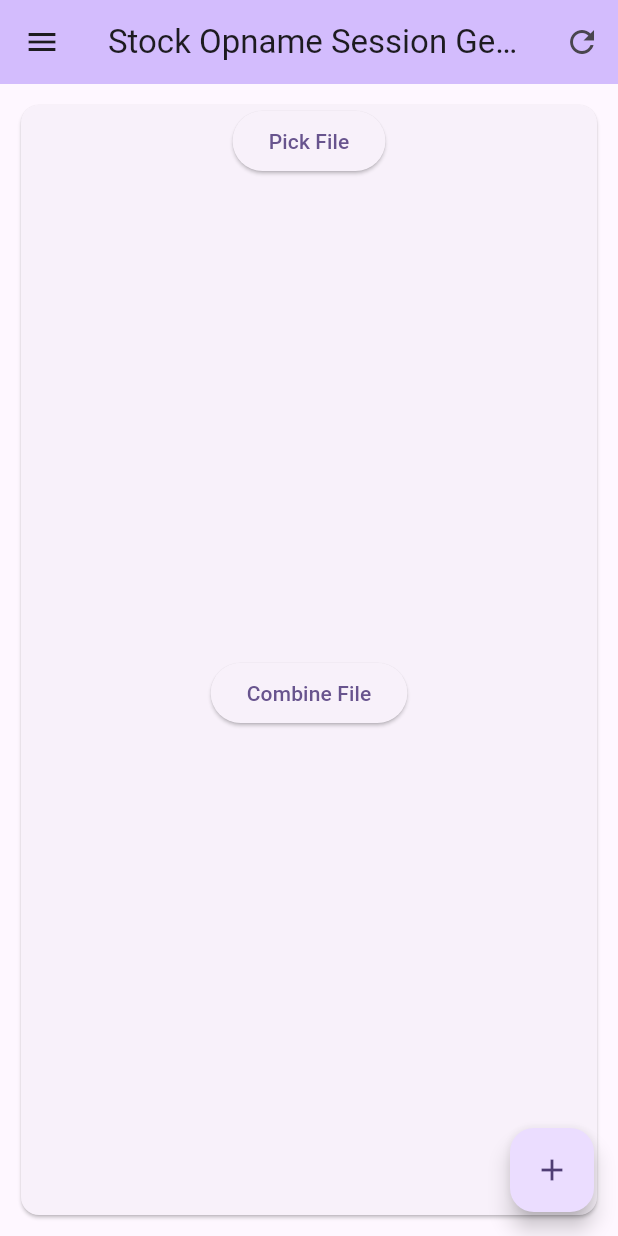
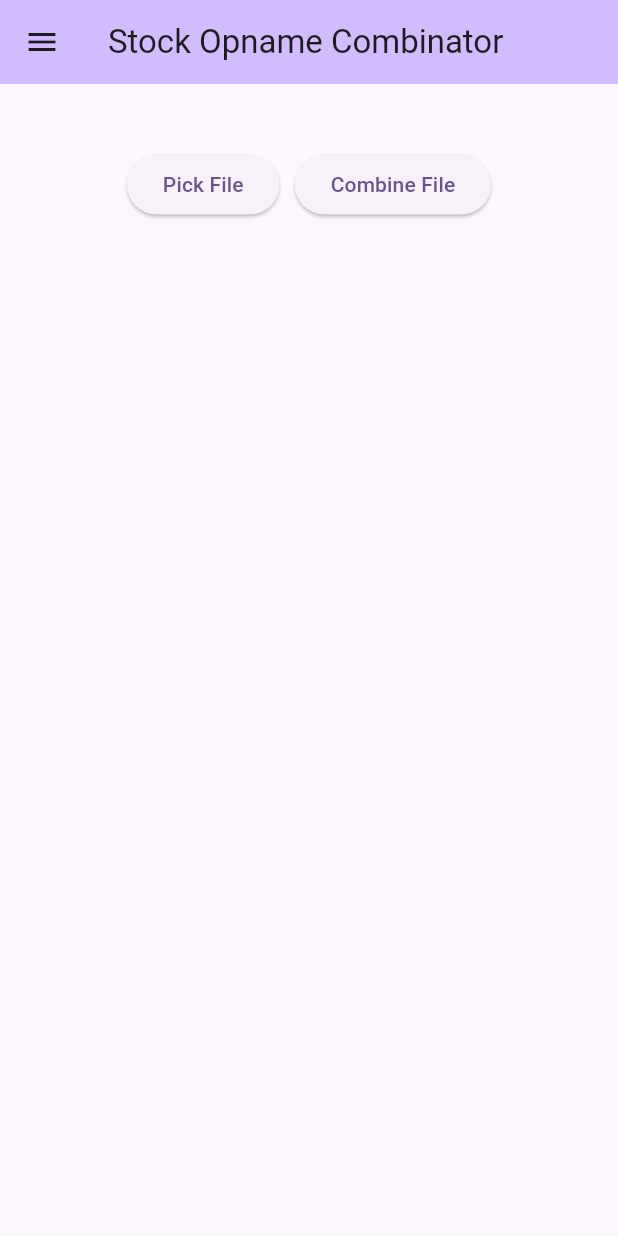
Before and after one commit to Sipoet/stock_opname_software, a Flutter app: the screen it shows after launch, in the side drawer, after a tap on "Opname Session Combinator", on a phone screen of 412 x 824 dp. Run offline on Flutter 3.47's test engine with Material 3 defaults, Android fonts, the phone set to English and light mode, and no system bars; drawn by our look-alikes of toastification; our stand-ins replace device_info_plus, file_picker, permission_handler, sqflite, sqflite_common_ffi; missing offline and left inert: downloadsfolder, excel; accounts and stored records are empty.

Commit message:
fix menu & route

```diff
--- /dev/null
+++ b/lib/modules/list_menu.dart
@@ -0,0 +1,62 @@
+import 'package:flutter/material.dart';
+import 'package:stock_opname_software/pages/home_page.dart';
+import 'package:stock_opname_software/pages/opname_session_combinator_page.dart';
+import 'package:provider/provider.dart';
+import 'package:sqflite/sqflite.dart';
+
+mixin ListMenu<T extends StatefulWidget> on State<T> {
+  Color get backgroundColor => Theme.of(context).colorScheme.inversePrimary;
+  Drawer menuDrawer(Database db, {activePage = 'opnameSession'}) {
+    var navigator = Navigator.of(context);
+    return Drawer(
+      child: ListView(children: [
+        const DrawerHeader(
+          decoration: BoxDecoration(
+            color: Colors.blue,
+          ),
+          child: Text('Menu'),
+        ),
+        ListTile(
+          key: const ValueKey('opnameSession'),
+          title: const Text('Opname Session'),
+          enabled: activePage != 'opnameSession',
+          onTap: () {
+            setState(() {
+              activePage = 'opnameSession';
+            });
+            navigator
+              ..pop()
+              ..pushReplacement(
+                MaterialPageRoute(
+                  builder: (context) => Provider<Database>.value(
+                    value: db,
+                    child: const HomePage(),
+                  ),
+                ),
+              );
+          },
+        ),
+        ListTile(
+          key: const ValueKey('opnameSessionCombinator'),
+          title: const Text('Opname Session Combinator'),
+          enabled: activePage != 'opnameSessionCombinator',
+          onTap: () {
+            setState(() {
+              activePage = 'opnameSessionCombinator';
+            });
+            navigator
+              ..pop()
+              ..pushReplacement(
+                MaterialPageRoute(
+                  builder: (context) => Provider<Database>.value(
+                    value: db,
+                    child: const OpnameSessionCombinatorPage(),
+                  ),
+                ),
+              );
+          },
+        ),
+      ]),
+    );
+  }
+}
--- a/lib/pages/home_page.dart
+++ b/lib/pages/home_page.dart
@@ -2,31 +2,27 @@ import 'package:flutter/material.dart';
 import 'package:sqflite/sqflite.dart';
 import 'package:stock_opname_software/extensions.dart';
 import 'package:stock_opname_software/models/application_record.dart';
+import 'package:stock_opname_software/modules/list_menu.dart';
 import 'package:stock_opname_software/modules/opname_excel_generator.dart';
 import 'package:stock_opname_software/pages/opname_session_form_page.dart';
-import 'package:stock_opname_software/pages/opname_session_combinator_page.dart';
 import 'package:stock_opname_software/models/opname_session.dart';
 import 'package:toastification/toastification.dart';
 import 'package:provider/provider.dart';
 
 class HomePage extends StatefulWidget {
-  const HomePage({super.key, required this.title});
-
-  final String title;
+  const HomePage({super.key});
 
   @override
   State<HomePage> createState() => _HomePageState();
 }
 
-class _HomePageState extends State<HomePage> with OpnameExcelGenerator {
+class _HomePageState extends State<HomePage>
+    with OpnameExcelGenerator, ListMenu {
   List<OpnameSession> opnameSessions = [];
   late final Database db;
-  String activePage = 'opnameSession';
-  late Widget activeWidget;
   @override
   void initState() {
     db = context.read<Database>();
-    activeWidget = opnameSessionView();
     fetchOpnameSession();
     super.initState();
   }
@@ -46,41 +42,10 @@ class _HomePageState extends State<HomePage> with OpnameExcelGenerator {
   @override
   Widget build(BuildContext context) {
     return Scaffold(
-      drawer: Drawer(
-        child: ListView(children: [
-          const DrawerHeader(
-            decoration: BoxDecoration(
-              color: Colors.blue,
-            ),
-            child: Text('Menu'),
-          ),
-          ListTile(
-            title: const Text('Opname Session'),
-            enabled: activePage != 'opnameSession',
-            onTap: () {
-              setState(() {
-                activeWidget = opnameSessionView();
-                activePage = 'opnameSession';
-              });
-              Navigator.of(context).pop();
-            },
-          ),
-          ListTile(
-            title: const Text('Opname Session Combinator'),
-            enabled: activePage != 'opnameSessionCombinator',
-            onTap: () {
-              setState(() {
-                activeWidget = const OpnameSessionCombinatorPage();
-                activePage = 'opnameSessionCombinator';
-              });
-              Navigator.of(context).pop();
-            },
-          ),
-        ]),
-      ),
+      drawer: menuDrawer(db),
       appBar: AppBar(
-        backgroundColor: Theme.of(context).colorScheme.inversePrimary,
-        title: Text(widget.title),
+        backgroundColor: backgroundColor,
+        title: const Text('Stock Opname Session Generator'),
         actions: [
           IconButton(
               onPressed: fetchOpnameSession, icon: const Icon(Icons.refresh))
@@ -88,9 +53,7 @@ class _HomePageState extends State<HomePage> with OpnameExcelGenerator {
         leading: const DrawerButton(),
       ),
       body: Center(
-        child: activeWidget,
-
-        // opnameSessionView2(),
+        child: opnameSessionView(),
       ),
       floatingActionButton: FloatingActionButton(
         onPressed: _addOpnameSession,
--- a/lib/pages/loading_page.dart
+++ b/lib/pages/loading_page.dart
@@ -47,9 +47,8 @@ class _LoadingPageState extends State<LoadingPage> {
 
   void _goToHomePage() {
     Navigator.of(context).pushReplacement(MaterialPageRoute(
-        builder: (context) => Provider<Database>.value(
-            value: db,
-            child: const HomePage(title: 'Stock Opname Session Generator'))));
+        builder: (context) =>
+            Provider<Database>.value(value: db, child: const HomePage())));
   }
 
   void prepareDatabase() async {
--- a/lib/pages/opname_session_combinator_page.dart
+++ b/lib/pages/opname_session_combinator_page.dart
@@ -7,6 +7,7 @@ import 'package:provider/provider.dart';
 import 'package:file_picker/file_picker.dart';
 import 'package:stock_opname_software/extensions.dart';
 import 'package:stock_opname_software/models/opname_session.dart';
+import 'package:stock_opname_software/modules/list_menu.dart';
 import 'package:stock_opname_software/modules/opname_excel_generator.dart';
 
 class OpnameSessionCombinatorPage extends StatefulWidget {
@@ -18,7 +19,8 @@ class OpnameSessionCombinatorPage extends StatefulWidget {
 }
 
 class _OpnameSessionCombinatorPageState
-    extends State<OpnameSessionCombinatorPage> with OpnameExcelGenerator {
+    extends State<OpnameSessionCombinatorPage>
+    with OpnameExcelGenerator, ListMenu {
   late final Database db;
   Map<String, OpnameItem> masterContainers = {};
   String? location;
@@ -31,25 +33,55 @@ class _OpnameSessionCombinatorPageState
 
   @override
   Widget build(BuildContext context) {
-    return Padding(
-      padding: const EdgeInsets.all(10.0),
-      child: Center(
-        child: Card(
+    double height = MediaQuery.sizeOf(context).height;
+    var padding = MediaQuery.paddingOf(context);
+    height -= padding.bottom + padding.top + 200;
+    final colorScheme = Theme.of(context).colorScheme;
+    return Scaffold(
+      drawer: menuDrawer(db, activePage: 'opnameSessionCombinator'),
+      appBar: AppBar(
+        backgroundColor: backgroundColor,
+        title: const Text('Stock Opname Combinator'),
+        leading: const DrawerButton(),
+      ),
+      body: Center(
         child: Column(
+          mainAxisSize: MainAxisSize.min,
+          children: [
+            Row(
+              mainAxisAlignment: MainAxisAlignment.center,
               children: [
                 ElevatedButton(
                   onPressed: _pickFiles,
                   child: const Text('Pick File'),
                 ),
                 const SizedBox(
+                  width: 10,
+                ),
+                ElevatedButton(
+                  onPressed: _combineDataExcel,
+                  child: const Text('Combine File'),
+                ),
+              ],
+            ),
+            const SizedBox(
               height: 10,
             ),
-              SizedBox(
-                height: 300,
+            Container(
+              height: height,
+              constraints: BoxConstraints(maxWidth: 600),
               child: ListView(
                 children: files
                     .map<ListTile>((file) => ListTile(
+                          shape: RoundedRectangleBorder(
+                            side: BorderSide(color: Colors.black, width: 1),
+                            borderRadius: BorderRadius.circular(5),
+                          ),
+                          tileColor: colorScheme.onPrimary,
+                          textColor: colorScheme.primary,
                           subtitle: Text(file.path),
+                          // contentPadding: EdgeInsets.all(10),
+                          hoverColor: colorScheme.secondary,
                           trailing: IconButton(
                               onPressed: () => setState(() {
                                     files.remove(file);
@@ -59,15 +91,7 @@ class _OpnameSessionCombinatorPageState
                     .toList(),
               ),
             ),
-              const SizedBox(
-                height: 10,
-              ),
-              ElevatedButton(
-                onPressed: _combineDataExcel,
-                child: const Text('Combine File'),
-              ),
           ],
-          ),
         ),
       ),
     );
```
Lines whose indentation alone changed are shown as unchanged.
